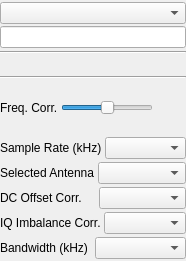
Before: the Qt Designer form plugins/samplesource/gnuradio/gnuradiogui.ui in osmocom/sdrangelove, drawn with Qt 5.
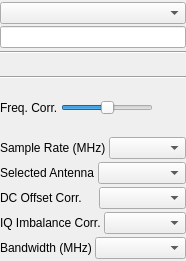
After: the same form once the commit is applied. Custom widgets are drawn as their Qt base class.

Commit message: gnuradioinput: show sample rate and bandwidth in MHz

```diff
--- a/plugins/samplesource/gnuradio/gnuradiogui.ui
+++ b/plugins/samplesource/gnuradio/gnuradiogui.ui
@@ -204,7 +204,7 @@
      <item>
       <widget class="QLabel" name="label_2">
        <property name="text">
-        <string>Sample Rate (kHz)</string>
+        <string>Sample Rate (MHz)</string>
        </property>
        <property name="textFormat">
         <enum>Qt::AutoText</enum>
@@ -273,7 +273,7 @@
      <item>
       <widget class="QLabel" name="label_5">
        <property name="text">
-        <string>Bandwidth (kHz)</string>
+        <string>Bandwidth (MHz)</string>
        </property>
       </widget>
      </item>
```
Left out of the diff: 6 changed lines with no effect on the pictures. The commit also changes 1 other file.
